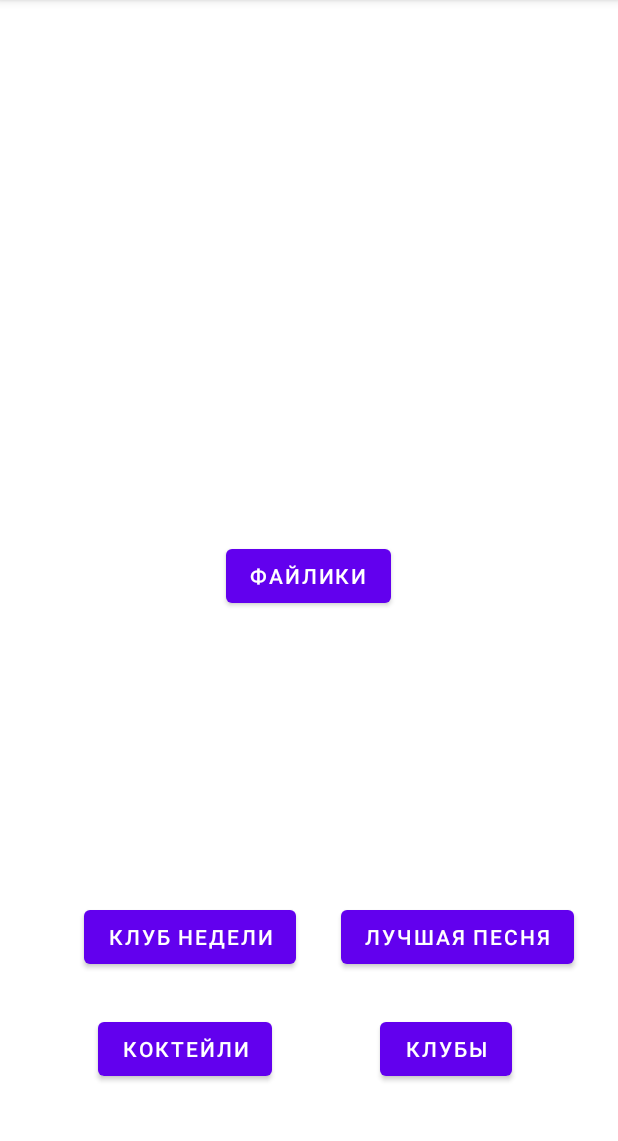
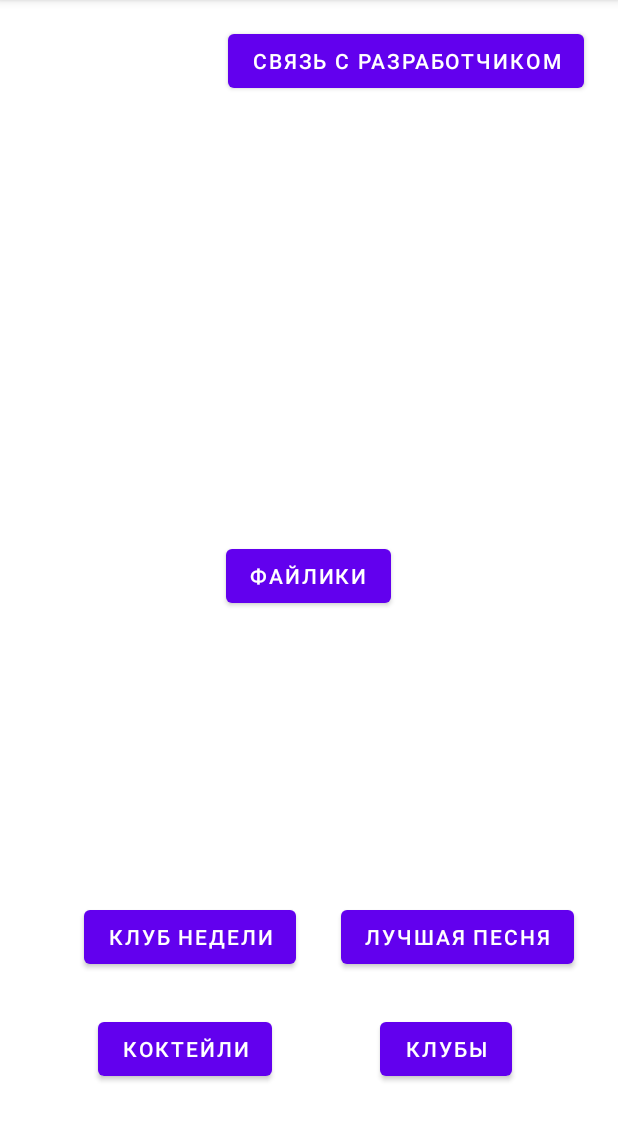
Before and after one commit to Masha5rubivasha/Practica_4_mobilki, an Android app: the screen it shows after launch (MainActivity), on a phone screen of 412 x 824 dp, the part 84-1225 px from its top. Run offline under Robolectric (Android 15) with nearby library versions, the phone set to English and light mode, and no system bars.

Commit message:
9 практика - добавила свой номер телефона, 1/2 часть практики

```diff
--- /dev/null
+++ b/app/src/main/java/com/example/myapplication/data/sources/ContactsDataSource.java
@@ -0,0 +1,5 @@
+package com.example.myapplication.data.sources;
+
+public class ContactsDataSource {
+    public static final String MARIA_NUMBER = "79526346618";
+}
--- a/app/src/main/java/com/example/myapplication/ui/Fragment/FirstFragment.java
+++ b/app/src/main/java/com/example/myapplication/ui/Fragment/FirstFragment.java
@@ -79,5 +79,13 @@ public class FirstFragment extends Fragment {
                 Navigation.findNavController(view).navigate(R.id.action_firstFragment_to_databasesFragment);
             }
         });
+
+        Button btn_contacts = view.findViewById(R.id.button_contacts);
+        btn_contacts.setOnClickListener(new View.OnClickListener() {
+            @Override
+            public void onClick(View view) {
+                Navigation.findNavController(view).navigate(R.id.action_firstFragment_to_contactsFragment);
+            }
+        });
     }
 }
--- a/app/src/main/res/layout/fragment_first.xml
+++ b/app/src/main/res/layout/fragment_first.xml
@@ -73,4 +73,16 @@
         app:layout_constraintStart_toStartOf="parent"
         app:layout_constraintTop_toTopOf="parent" />
 
+    <Button
+        android:id="@+id/button_contacts"
+        android:layout_width="wrap_content"
+        android:layout_height="wrap_content"
+        android:text="Связь с разработчиком"
+        app:layout_constraintBottom_toBottomOf="parent"
+        app:layout_constraintEnd_toEndOf="parent"
+        app:layout_constraintHorizontal_bias="0.872"
+        app:layout_constraintStart_toStartOf="parent"
+        app:layout_constraintTop_toTopOf="parent"
+        app:layout_constraintVertical_bias="0.023" />
+
 </androidx.constraintlayout.widget.ConstraintLayout>
--- a/app/src/main/res/navigation/my_nav.xml
+++ b/app/src/main/res/navigation/my_nav.xml
@@ -25,6 +25,9 @@
         <action
             android:id="@+id/action_firstFragment_to_databasesFragment"
             app:destination="@id/databasesFragment" />
+        <action
+            android:id="@+id/action_firstFragment_to_contactsFragment"
+            app:destination="@id/contactsFragment" />
     </fragment>
     <fragment
         android:id="@+id/secondFragment"
@@ -78,4 +81,9 @@
         android:name="com.example.myapplication.ui.Fragment.DatabasesFragment"
         android:label="fragment_databases"
         tools:layout="@layout/fragment_databases" />
+    <fragment
+        android:id="@+id/contactsFragment"
+        android:name="com.example.myapplication.ui.Fragment.ContactsFragment"
+        android:label="fragment_contacts"
+        tools:layout="@layout/fragment_contacts" />
 </navigation>
```
Also changed, not shown: app/src/main/java/com/example/myapplication/ui/Fragment/ContactsFragment.java (added, +49 -0 lines), app/src/main/java/com/example/myapplication/ui/ViewModel/ContactsViewModel.java (added, +21 -0 lines), app/src/main/res/layout/fragment_contacts.xml (added, +53 -0 lines).
